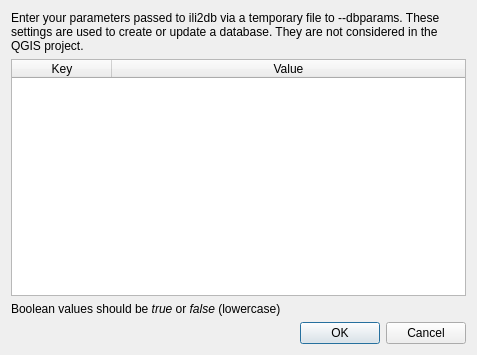
First picture: the form in QgisModelBaker/ui/dbparam_map.ui, repository opengisch/QgisModelBaker, before the edit.
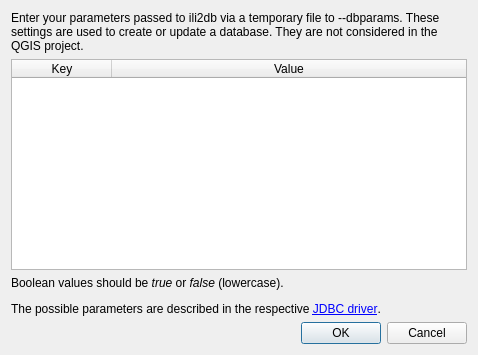
Second picture: the form after the edit.

```diff
--- a/QgisModelBaker/ui/dbparam_map.ui
+++ b/QgisModelBaker/ui/dbparam_map.ui
@@ -6,7 +6,7 @@
    <rect>
     <x>0</x>
     <y>0</y>
-    <width>477</width>
+    <width>478</width>
     <height>355</height>
    </rect>
   </property>
@@ -81,7 +81,7 @@
    <item row="2" column="0">
     <widget class="QLabel" name="boolean_note_label">
      <property name="text">
-      <string>&lt;html&gt;&lt;head/&gt;&lt;body&gt;&lt;p&gt;Boolean values should be &lt;span style=&quot; font-style:italic;&quot;&gt;true&lt;/span&gt; or &lt;span style=&quot; font-style:italic;&quot;&gt;false&lt;/span&gt; (lowercase)&lt;/p&gt;&lt;/body&gt;&lt;/html&gt;</string>
+      <string>&lt;p&gt;Boolean values should be &lt;span style=&quot; font-style:italic;&quot;&gt;true&lt;/span&gt; or &lt;span style=&quot; font-style:italic;&quot;&gt;false&lt;/span&gt; (lowercase).&lt;/p&gt;&lt;p&gt;The possible parameters are described in the respective &lt;a href=&quot;https://jdbc.postgresql.org/documentation/use/#connection-parameters&quot;&gt;JDBC driver&lt;/a&gt;.&lt;/p&gt;</string>
      </property>
     </widget>
    </item>
```
Left out of the diff: 2 changed lines with no effect on the pictures.
